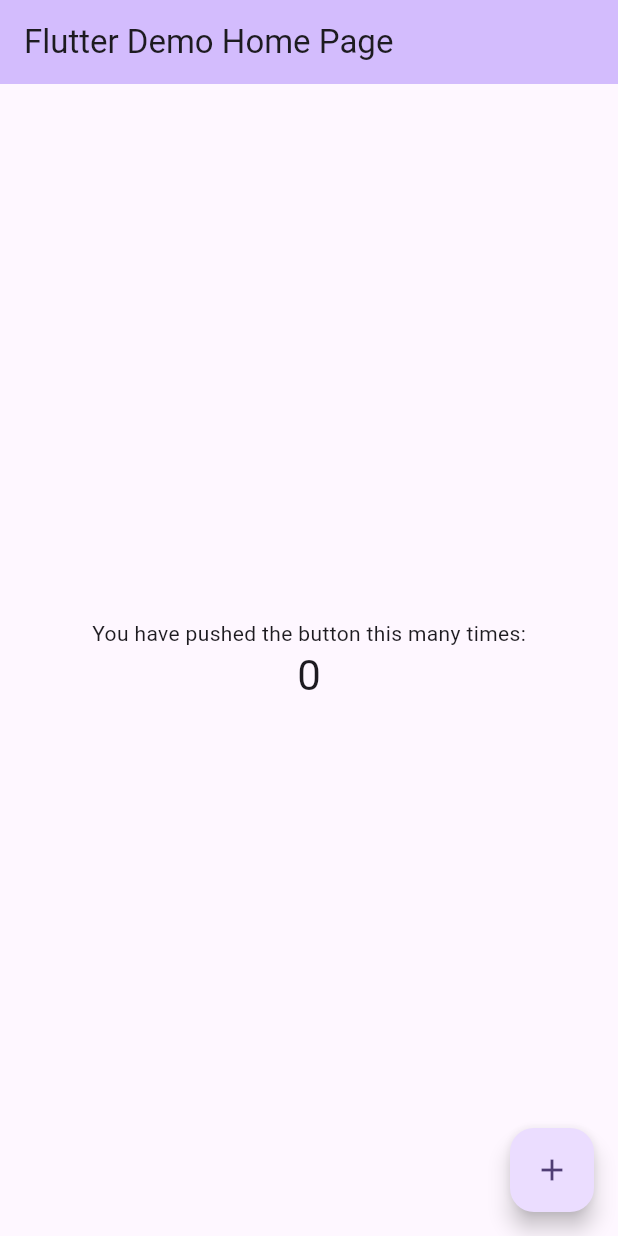
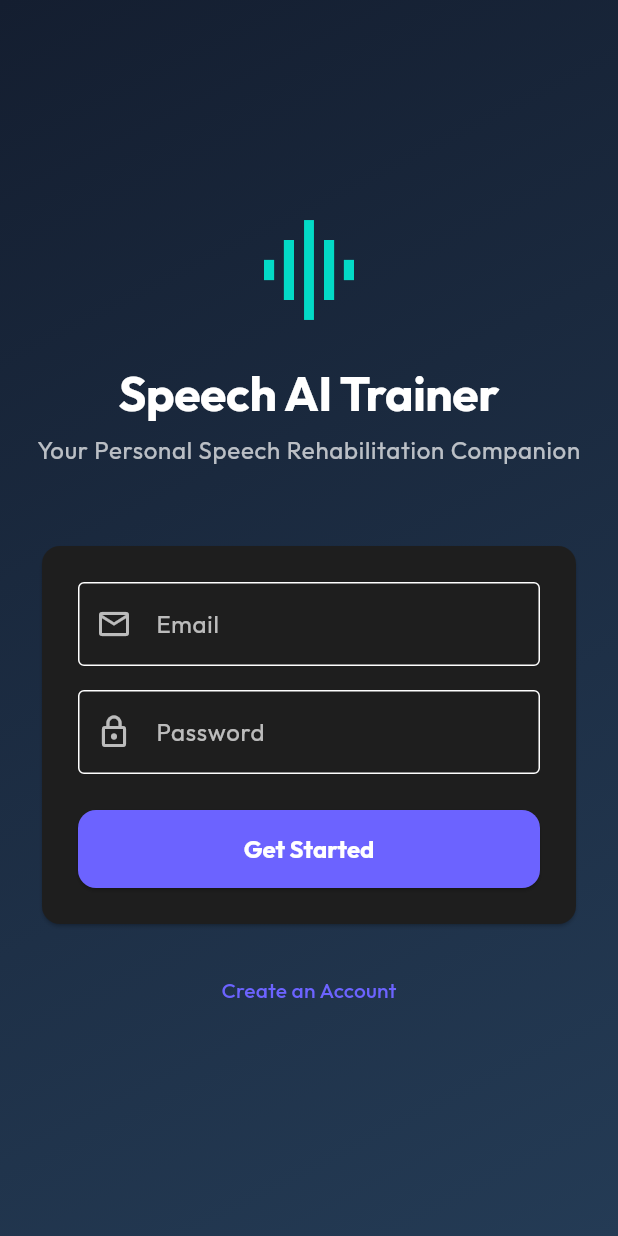
Before and after one commit to ABRAHAM-1998/speech_therapy_kmct, a Flutter app: the screen it shows after launch, on a phone screen of 412 x 824 dp. Run offline on Flutter 3.47's test engine with Material 3 defaults, Android fonts, the phone set to English and light mode, and no system bars; drawn by our look-alikes of flutter_animate; our stand-ins replace firebase_core, go_router, google_fonts; accounts and stored records are empty.

Commit message:
first commit with fireabse addede

```diff
--- a/lib/main.dart
+++ b/lib/main.dart
@@ -1,122 +1,18 @@
 import 'package:flutter/material.dart';
+import 'package:firebase_core/firebase_core.dart';
+import 'package:speech_therapy/src/app.dart';
 
-void main() {
-  runApp(const MyApp());
-}
+void main() async {
+  WidgetsFlutterBinding.ensureInitialized();
 
-class MyApp extends StatelessWidget {
-  const MyApp({super.key});
-
-  // This widget is the root of your application.
-  @override
-  Widget build(BuildContext context) {
-    return MaterialApp(
-      title: 'Flutter Demo',
-      theme: ThemeData(
-        // This is the theme of your application.
-        //
-        // TRY THIS: Try running your application with "flutter run". You'll see
-        // the application has a purple toolbar. Then, without quitting the app,
-        // try changing the seedColor in the colorScheme below to Colors.green
-        // and then invoke "hot reload" (save your changes or press the "hot
-        // reload" button in a Flutter-supported IDE, or press "r" if you used
-        // the command line to start the app).
-        //
-        // Notice that the counter didn't reset back to zero; the application
-        // state is not lost during the reload. To reset the state, use hot
-        // restart instead.
-        //
-        // This works for code too, not just values: Most code changes can be
-        // tested with just a hot reload.
-        colorScheme: .fromSeed(seedColor: Colors.deepPurple),
-      ),
-      home: const MyHomePage(title: 'Flutter Demo Home Page'),
-    );
-  }
-}
-
-class MyHomePage extends StatefulWidget {
-  const MyHomePage({super.key, required this.title});
-
-  // This widget is the home page of your application. It is stateful, meaning
-  // that it has a State object (defined below) that contains fields that affect
-  // how it looks.
-
-  // This class is the configuration for the state. It holds the values (in this
-  // case the title) provided by the parent (in this case the App widget) and
-  // used by the build method of the State. Fields in a Widget subclass are
-  // always marked "final".
-
-  final String title;
-
-  @override
-  State<MyHomePage> createState() => _MyHomePageState();
-}
-
-class _MyHomePageState extends State<MyHomePage> {
-  int _counter = 0;
-
-  void _incrementCounter() {
-    setState(() {
-      // This call to setState tells the Flutter framework that something has
-      // changed in this State, which causes it to rerun the build method below
-      // so that the display can reflect the updated values. If we changed
-      // _counter without calling setState(), then the build method would not be
-      // called again, and so nothing would appear to happen.
-      _counter++;
-    });
+  // Initialize Firebase
+  // We wrap in try-catch because the firebase_options.dart might not be generated yet
+  // This allows the UI to still render for testing purposes
+  try {
+      await Firebase.initializeApp();
+  } catch (e) {
+    debugPrint("Firebase initialization info: $e");
   }
 
-  @override
-  Widget build(BuildContext context) {
-    // This method is rerun every time setState is called, for instance as done
-    // by the _incrementCounter method above.
-    //
-    // The Flutter framework has been optimized to make rerunning build methods
-    // fast, so that you can just rebuild anything that needs updating rather
-    // than having to individually change instances of widgets.
-    return Scaffold(
-      appBar: AppBar(
-        // TRY THIS: Try changing the color here to a specific color (to
-        // Colors.amber, perhaps?) and trigger a hot reload to see the AppBar
-        // change color while the other colors stay the same.
-        backgroundColor: Theme.of(context).colorScheme.inversePrimary,
-        // Here we take the value from the MyHomePage object that was created by
-        // the App.build method, and use it to set our appbar title.
-        title: Text(widget.title),
-      ),
-      body: Center(
-        // Center is a layout widget. It takes a single child and positions it
-        // in the middle of the parent.
-        child: Column(
-          // Column is also a layout widget. It takes a list of children and
-          // arranges them vertically. By default, it sizes itself to fit its
-          // children horizontally, and tries to be as tall as its parent.
-          //
-          // Column has various properties to control how it sizes itself and
-          // how it positions its children. Here we use mainAxisAlignment to
-          // center the children vertically; the main axis here is the vertical
-          // axis because Columns are vertical (the cross axis would be
-          // horizontal).
-          //
-          // TRY THIS: Invoke "debug painting" (choose the "Toggle Debug Paint"
-          // action in the IDE, or press "p" in the console), to see the
-          // wireframe for each widget.
-          mainAxisAlignment: .center,
-          children: [
-            const Text('You have pushed the button this many times:'),
-            Text(
-              '$_counter',
-              style: Theme.of(context).textTheme.headlineMedium,
-            ),
-          ],
-        ),
-      ),
-      floatingActionButton: FloatingActionButton(
-        onPressed: _incrementCounter,
-        tooltip: 'Increment',
-        child: const Icon(Icons.add),
-      ),
-    );
-  }
+  runApp(const SpeechTherapyApp());
 }
--- /dev/null
+++ b/lib/src/app.dart
@@ -0,0 +1,31 @@
+import 'package:flutter/material.dart';
+import 'package:go_router/go_router.dart';
+import 'package:speech_therapy/src/core/theme/app_theme.dart';
+import 'package:speech_therapy/src/features/auth/presentation/login_screen.dart';
+
+class SpeechTherapyApp extends StatelessWidget {
+  const SpeechTherapyApp({super.key});
+
+  @override
+  Widget build(BuildContext context) {
+    final GoRouter router = GoRouter(
+      initialLocation: '/login',
+      routes: [
+        GoRoute(
+          path: '/login',
+          builder: (context, state) => const LoginScreen(),
+        ),
+        // Add more routes here as features are implemented
+      ],
+    );
+
+    return MaterialApp.router(
+      title: 'Speech Therapy AI',
+      debugShowCheckedModeBanner: false,
+      theme: AppTheme.lightTheme,
+      darkTheme: AppTheme.darkTheme,
+      themeMode: ThemeMode.dark, // Default to dark for premium look
+      routerConfig: router,
+    );
+  }
+}
--- /dev/null
+++ b/lib/src/core/theme/app_theme.dart
@@ -0,0 +1,76 @@
+import 'package:flutter/material.dart';
+import 'package:google_fonts/google_fonts.dart';
+
+class AppTheme {
+  // Premium Color Palette
+  static const Color primaryColor = Color(0xFF6C63FF); // Modern Violet
+  static const Color secondaryColor = Color(0xFF03DAC6); // Teal Accent
+  static const Color backgroundColor = Color(0xFF121212); // Dark Background
+  static const Color surfaceColor = Color(0xFF1E1E1E); // Card Background
+  static const Color errorColor = Color(0xFFCF6679);
+
+  // Text Colors
+  static const Color onPrimary = Colors.white;
+  static const Color onBackground = Colors.white;
+  static const Color onSurface = Colors.white70;
+
+  static ThemeData get lightTheme {
+    return ThemeData(
+      useMaterial3: true,
+      colorScheme: ColorScheme.fromSeed(
+        seedColor: primaryColor,
+        brightness: Brightness.light,
+      ),
+      textTheme: GoogleFonts.outfitTextTheme(),
+    );
+  }
+
+  static ThemeData get darkTheme {
+    return ThemeData(
+      useMaterial3: true,
+      scaffoldBackgroundColor: backgroundColor,
+      colorScheme: const ColorScheme.dark(
+        primary: primaryColor,
+        secondary: secondaryColor,
+        surface: surfaceColor,
+        error: errorColor,
+        onPrimary: onPrimary,
+        onSurface: onSurface,
+      ),
+      appBarTheme: const AppBarTheme(
+        backgroundColor: surfaceColor,
+        elevation: 0,
+        centerTitle: true,
+      ),
+
+      elevatedButtonTheme: ElevatedButtonThemeData(
+        style: ElevatedButton.styleFrom(
+          backgroundColor: primaryColor,
+          foregroundColor: onPrimary,
+          padding: const EdgeInsets.symmetric(horizontal: 32, vertical: 16),
+          shape: RoundedRectangleBorder(borderRadius: BorderRadius.circular(12)),
+          textStyle: GoogleFonts.outfit(
+            fontSize: 16,
+            fontWeight: FontWeight.bold,
+          ),
+        ),
+      ),
+      textTheme: GoogleFonts.outfitTextTheme(ThemeData.dark().textTheme).copyWith(
+        displayLarge: GoogleFonts.outfit(
+          fontSize: 32,
+          fontWeight: FontWeight.bold,
+          color: onBackground,
+        ),
+        headlineMedium: GoogleFonts.outfit(
+          fontSize: 24,
+          fontWeight: FontWeight.w600,
+          color: onBackground,
+        ),
+        bodyLarge: GoogleFonts.outfit(
+          fontSize: 16,
+          color: onSurface,
+        ),
+      ),
+    );
+  }
+}
--- /dev/null
+++ b/lib/src/features/auth/presentation/login_screen.dart
@@ -0,0 +1,105 @@
+import 'package:flutter/material.dart';
+import 'package:flutter_animate/flutter_animate.dart';
+
+
+class LoginScreen extends StatelessWidget {
+  const LoginScreen({super.key});
+
+  @override
+  Widget build(BuildContext context) {
+    return Scaffold(
+      body: Container(
+        decoration: const BoxDecoration(
+          gradient: LinearGradient(
+            begin: Alignment.topLeft,
+            end: Alignment.bottomRight,
+            colors: [
+              Color(0xFF141E30), // Dark Blue
+              Color(0xFF243B55), // Lighter Dark Blue
+            ],
+          ),
+        ),
+        child: SafeArea(
+          child: Center(
+            child: SingleChildScrollView(
+              padding: const EdgeInsets.all(24.0),
+              child: Column(
+                mainAxisAlignment: MainAxisAlignment.center,
+                children: [
+                  // Logo / Icon
+                  const Icon(
+                    Icons.graphic_eq,
+                    size: 80,
+                    color: Color(0xFF03DAC6),
+                  ).animate().scale(duration: 600.ms, curve: Curves.easeOutBack),
+
+                  const SizedBox(height: 24),
+
+                  // Title
+                  Text(
+                    'Speech AI Trainer',
+                    style: Theme.of(context).textTheme.displayLarge,
+                  ).animate().fadeIn(delay: 200.ms).slideY(begin: 0.3, end: 0),
+
+                  const SizedBox(height: 8),
+
+                  Text(
+                    'Your Personal Speech Rehabilitation Companion',
+                    textAlign: TextAlign.center,
+                    style: Theme.of(context).textTheme.bodyLarge,
+                  ).animate().fadeIn(delay: 400.ms),
+
+                  const SizedBox(height: 48),
+
+                  // Login Card
+                  Card(
+                    child: Padding(
+                      padding: const EdgeInsets.all(24.0),
+                      child: Column(
+                        children: [
+                          TextField(
+                            decoration: const InputDecoration(
+                              labelText: 'Email',
+                              prefixIcon: Icon(Icons.email_outlined),
+                              border: OutlineInputBorder(),
+                            ),
+                          ),
+                          const SizedBox(height: 16),
+                          TextField(
+                            obscureText: true,
+                            decoration: const InputDecoration(
+                              labelText: 'Password',
+                              prefixIcon: Icon(Icons.lock_outline),
+                              border: OutlineInputBorder(),
+                            ),
+                          ),
+                          const SizedBox(height: 24),
+                          SizedBox(
+                            width: double.infinity,
+                            child: ElevatedButton(
+                              onPressed: () {
+                                // TODO: Implement Login Logic
+                              },
+                              child: const Text('Get Started'),
+                            ),
+                          ),
+                        ],
+                      ),
+                    ),
+                  ).animate().fadeIn(delay: 600.ms).slideY(begin: 0.2, end: 0),
+
+                  const SizedBox(height: 16),
+
+                  TextButton(
+                    onPressed: () {},
+                    child: const Text('Create an Account'),
+                  ),
+                ],
+              ),
+            ),
+          ),
+        ),
+      ),
+    );
+  }
+}
```
Also changed, not shown: firebase.json (added), lib/firebase_options.dart (added), 3 other files.
